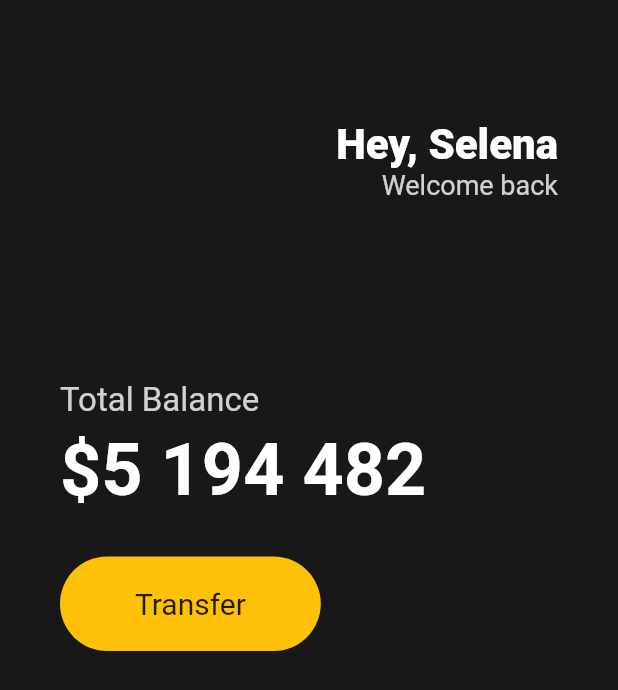
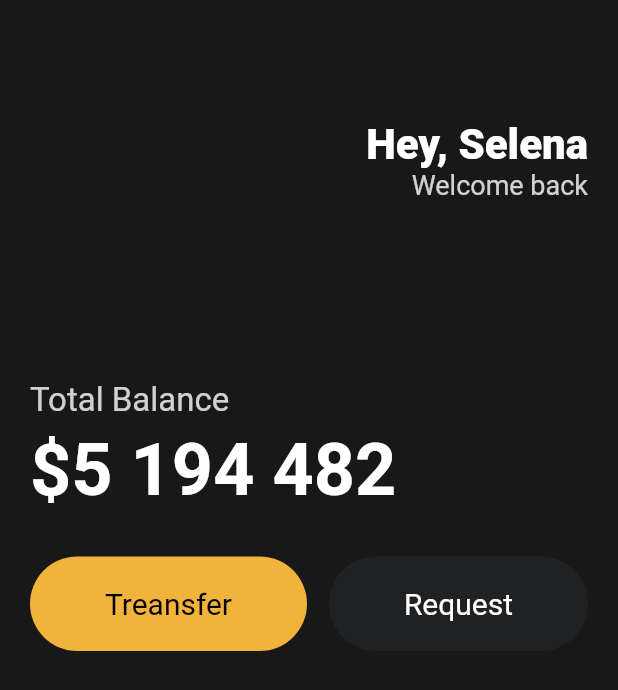
Before and after one commit to LEEBONGHAK/basic-of-flutter, a Flutter app: the screen it shows after launch, on a phone screen of 412 x 824 dp. Shown: the top 690 px of the screen. Run offline on Flutter 3.47's test engine with Material 2 defaults, Android fonts, the phone set to English and light mode, and no system bars.

Commit message:
3.5 Reusable Widgets

```diff
--- a/lib/main.dart
+++ b/lib/main.dart
@@ -1,21 +1,26 @@
 import 'package:flutter/material.dart';
+import 'package:toonflix/widgets/button.dart';
 
 void main() {
-  runApp(App());
+  runApp(const App());
 }
 
 class App extends StatelessWidget {
+  const App({super.key});
+
   @override
   Widget build(BuildContext context) {
     return MaterialApp(
         home: Scaffold(
-      backgroundColor: Color(0xff181818),
+      backgroundColor: const Color(0xFF181818),
       body: Padding(
-          padding: EdgeInsets.symmetric(horizontal: 40),
+          padding: const EdgeInsets.symmetric(
+            horizontal: 20,
+          ),
           child: Column(
             crossAxisAlignment: CrossAxisAlignment.start,
             children: [
-              SizedBox(
+              const SizedBox(
                 height: 80,
               ),
               Row(
@@ -24,7 +29,7 @@ class App extends StatelessWidget {
                   Column(
                     crossAxisAlignment: CrossAxisAlignment.end,
                     children: [
-                      Text(
+                      const Text(
                         'Hey, Selena',
                         style: TextStyle(
                           color: Colors.white,
@@ -43,7 +48,7 @@ class App extends StatelessWidget {
                   )
                 ],
               ),
-              SizedBox(
+              const SizedBox(
                 height: 120,
               ),
               Text(
@@ -53,10 +58,10 @@ class App extends StatelessWidget {
                   color: Colors.white.withOpacity(0.8),
                 ),
               ),
-              SizedBox(
+              const SizedBox(
                 height: 5,
               ),
-              Text(
+              const Text(
                 '\$5 194 482',
                 style: TextStyle(
                   fontSize: 48,
@@ -64,28 +69,21 @@ class App extends StatelessWidget {
                   fontWeight: FontWeight.w600,
                 ),
               ),
-              SizedBox(
+              const SizedBox(
                 height: 30,
               ),
-              Row(
+              const Row(
+                mainAxisAlignment: MainAxisAlignment.spaceBetween,
                 children: [
-                  Container(
-                    decoration: BoxDecoration(
-                      color: Colors.amber,
-                      borderRadius: BorderRadius.circular(50),
-                    ),
-                    child: Padding(
-                      padding: EdgeInsets.symmetric(
-                        vertical: 20,
-                        horizontal: 50,
-                      ),
-                      child: Text(
-                        'Transfer',
-                        style: TextStyle(
-                          fontSize: 20,
-                        ),
-                      ),
-                    ),
+                  Button(
+                    text: 'Treansfer',
+                    bgColor: Color(0xFFF1B33B),
+                    textColor: Colors.black,
+                  ),
+                  Button(
+                    text: 'Request',
+                    bgColor: Color(0xFF1F2123),
+                    textColor: Colors.white,
                   ),
                 ],
               )
--- /dev/null
+++ b/lib/widgets/button.dart
@@ -0,0 +1,37 @@
+import 'package:flutter/material.dart';
+
+class Button extends StatelessWidget {
+  final String text;
+  final Color bgColor;
+  final Color textColor;
+
+  const Button({
+    super.key,
+    required this.text,
+    required this.bgColor,
+    required this.textColor,
+  });
+
+  @override
+  Widget build(BuildContext context) {
+    return Container(
+      decoration: BoxDecoration(
+        color: bgColor,
+        borderRadius: BorderRadius.circular(50),
+      ),
+      child: Padding(
+        padding: const EdgeInsets.symmetric(
+          vertical: 20,
+          horizontal: 50,
+        ),
+        child: Text(
+          text,
+          style: TextStyle(
+            color: textColor,
+            fontSize: 20,
+          ),
+        ),
+      ),
+    );
+  }
+}
```
Also changed, not shown: 1 other file.
